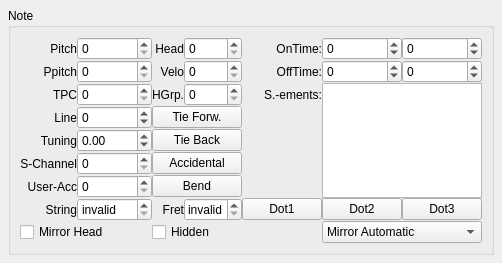
First picture: the form in mscore/mscore/note.ui, repository musescore/musescore-old, before the edit.
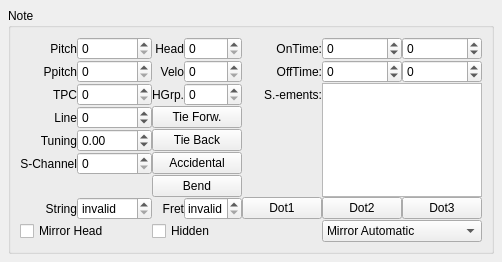
Second picture: the form after the edit.

The edit to the form file:
```diff
--- a/mscore/mscore/note.ui
+++ b/mscore/mscore/note.ui
@@ -7,7 +7,7 @@
     <x>0</x>
     <y>0</y>
     <width>487</width>
-    <height>255</height>
+    <height>256</height>
    </rect>
   </property>
   <property name="windowTitle">
@@ -195,26 +195,6 @@
         </property>
        </widget>
       </item>
-      <item row="6" column="0">
-       <widget class="QLabel" name="label_8">
-        <property name="text">
-         <string notr="true" comment="do not translate">User-Acc</string>
-        </property>
-        <property name="alignment">
-         <set>Qt::AlignRight|Qt::AlignTrailing|Qt::AlignVCenter</set>
-        </property>
-       </widget>
-      </item>
-      <item row="6" column="1">
-       <widget class="QSpinBox" name="userAccidental">
-        <property name="sizePolicy">
-         <sizepolicy hsizetype="Preferred" vsizetype="Fixed">
-          <horstretch>0</horstretch>
-          <verstretch>0</verstretch>
-         </sizepolicy>
-        </property>
-       </widget>
-      </item>
       <item row="1" column="0">
        <widget class="QLabel" name="label_9">
         <property name="text">
```
